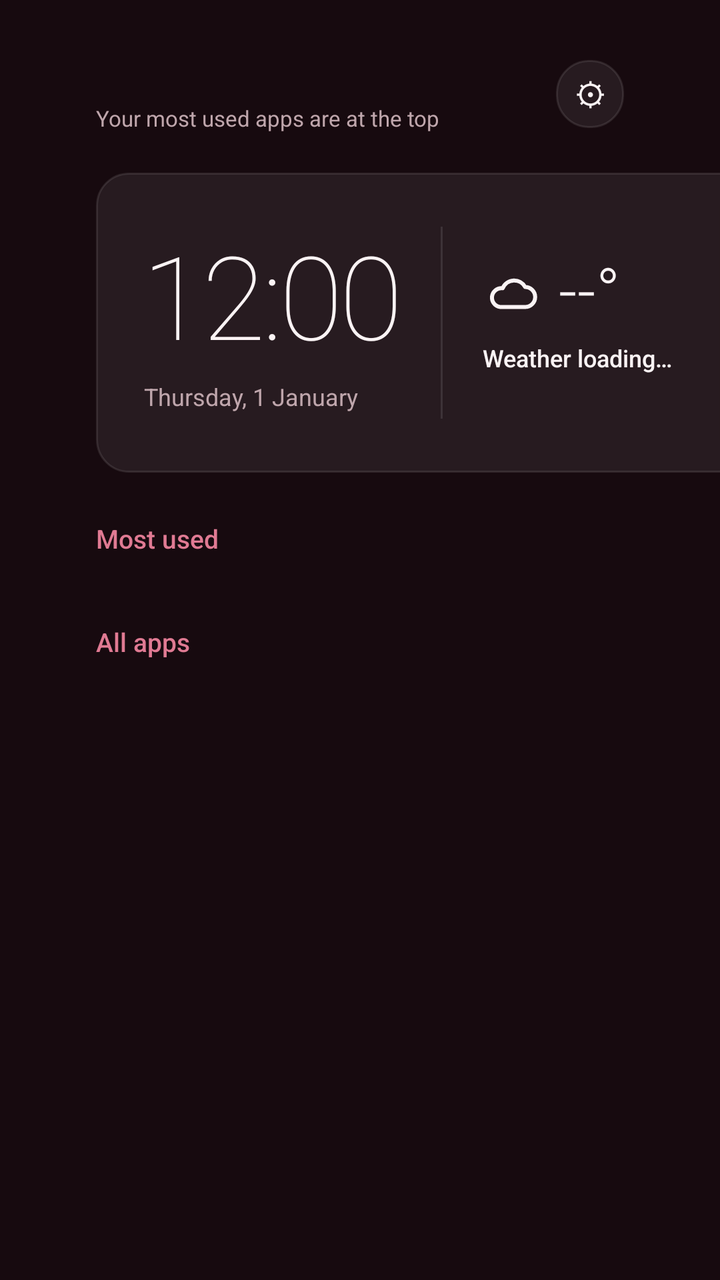
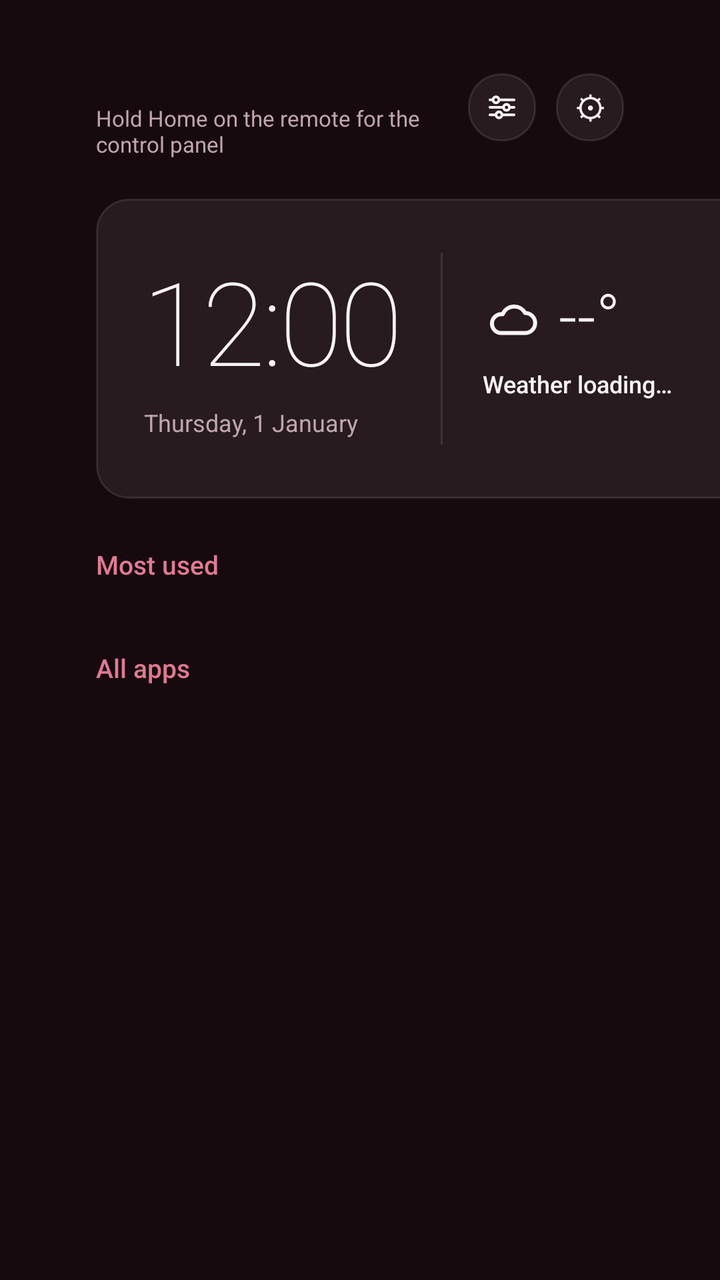

Before-and-after screenshots of an Android layout around one commit, followed by the original layout XML and the change that was made.
<!-- AndroidManifest.xml: application theme Launcher -->
<!-- res/layout/activity_main.xml -->
<?xml version="1.0" encoding="utf-8"?>
<FrameLayout xmlns:android="http://schemas.android.com/apk/res/android"
    android:layout_width="match_parent"
    android:layout_height="match_parent"
    android:background="@color/bg"
    android:clipChildren="false">

    
    <View
        android:id="@+id/glow"
        android:layout_width="640dp"
        android:layout_height="480dp"
        android:layout_gravity="top|end"
        android:layout_marginTop="-200dp"
        android:layout_marginEnd="-120dp"
        android:importantForAccessibility="no" />

    <ScrollView
        android:id="@+id/scroll"
        android:layout_width="match_parent"
        android:layout_height="match_parent"
        android:clipChildren="false"
        android:clipToPadding="false"
        android:fillViewport="true"
        android:scrollbars="none">

        <LinearLayout
            android:layout_width="match_parent"
            android:layout_height="wrap_content"
            android:clipChildren="false"
            android:clipToPadding="false"
            android:orientation="vertical"
            android:paddingStart="48dp"
            android:paddingTop="28dp"
            android:paddingEnd="48dp"
            android:paddingBottom="40dp">

            
            <LinearLayout
                android:layout_width="match_parent"
                android:layout_height="wrap_content"
                android:clipChildren="false"
                android:gravity="center_vertical"
                android:orientation="horizontal">

                <LinearLayout
                    android:layout_width="0dp"
                    android:layout_height="wrap_content"
                    android:layout_weight="1"
                    android:orientation="vertical">

                    <TextView
                        android:id="@+id/greeting"
                        android:layout_width="wrap_content"
                        android:layout_height="wrap_content"
                        android:fontFamily="sans-serif-medium"
                        android:textColor="@color/text"
                        android:textSize="16sp" />

                    <TextView
                        android:layout_width="wrap_content"
                        android:layout_height="wrap_content"
                        android:layout_marginTop="2dp"
                        android:text="@string/subtitle"
                        android:textColor="@color/muted"
                        android:textSize="11sp" />
                </LinearLayout>

                <TextView
                    android:id="@+id/settingsBtn"
                    android:layout_width="34dp"
                    android:layout_height="34dp"
                    android:background="@drawable/card"
                    android:contentDescription="@string/settings"
                    android:focusable="true"
                    android:gravity="center"
                    android:text="⚙"
                    android:textColor="@color/text"
                    android:textSize="16sp" />
            </LinearLayout>

            
            <LinearLayout
                android:layout_width="match_parent"
                android:layout_height="150dp"
                android:layout_marginTop="20dp"
                android:orientation="horizontal">

                <LinearLayout
                    android:layout_width="460dp"
                    android:layout_height="match_parent"
                    android:background="@drawable/card"
                    android:gravity="center_vertical"
                    android:orientation="horizontal"
                    android:paddingStart="24dp"
                    android:paddingEnd="22dp">

                    <LinearLayout
                        android:layout_width="wrap_content"
                        android:layout_height="wrap_content"
                        android:orientation="vertical">

                        <TextClock
                            android:layout_width="wrap_content"
                            android:layout_height="wrap_content"
                            android:fontFamily="sans-serif-thin"
                            android:format12Hour="h:mm"
                            android:format24Hour="H:mm"
                            android:includeFontPadding="false"
                            android:letterSpacing="-0.03"
                            android:textColor="@color/text"
                            android:textSize="58sp" />

                        <TextClock
                            android:layout_width="wrap_content"
                            android:layout_height="wrap_content"
                            android:layout_marginTop="6dp"
                            android:format12Hour="EEEE, d MMMM"
                            android:format24Hour="EEEE, d MMMM"
                            android:textColor="@color/muted"
                            android:textSize="12sp" />
                    </LinearLayout>

                    <View
                        android:layout_width="1dp"
                        android:layout_height="96dp"
                        android:layout_marginStart="20dp"
                        android:layout_marginEnd="20dp"
                        android:background="@color/line" />

                    <LinearLayout
                        android:id="@+id/weatherBox"
                        android:layout_width="0dp"
                        android:layout_height="wrap_content"
                        android:layout_weight="1"
                        android:orientation="vertical">

                        <LinearLayout
                            android:layout_width="wrap_content"
                            android:layout_height="wrap_content"
                            android:gravity="center_vertical"
                            android:orientation="horizontal">

                            <ImageView
                                android:id="@+id/weatherIcon"
                                android:layout_width="30dp"
                                android:layout_height="30dp"
                                android:importantForAccessibility="no"
                                android:src="@drawable/ic_cloud" />

                            <TextView
                                android:id="@+id/weatherTemp"
                                android:layout_width="wrap_content"
                                android:layout_height="wrap_content"
                                android:layout_marginStart="8dp"
                                android:fontFamily="sans-serif-light"
                                android:includeFontPadding="false"
                                android:text="--°"
                                android:textColor="@color/text"
                                android:textSize="32sp" />
                        </LinearLayout>

                        <TextView
                            android:id="@+id/weatherLabel"
                            android:layout_width="wrap_content"
                            android:layout_height="wrap_content"
                            android:layout_marginTop="6dp"
                            android:ellipsize="end"
                            android:fontFamily="sans-serif-medium"
                            android:maxLines="1"
                            android:text="@string/weather_loading"
                            android:textColor="@color/text"
                            android:textSize="12sp" />

                        <LinearLayout
                            android:id="@+id/weatherChips"
                            android:layout_width="wrap_content"
                            android:layout_height="wrap_content"
                            android:layout_marginTop="8dp"
                            android:orientation="horizontal" />
                    </LinearLayout>
                </LinearLayout>

                <FrameLayout
                    android:id="@+id/previewPanel"
                    android:layout_width="0dp"
                    android:layout_height="match_parent"
                    android:layout_marginStart="16dp"
                    android:layout_weight="1">

                    <LinearLayout
                        android:layout_width="match_parent"
                        android:layout_height="match_parent"
                        android:gravity="bottom"
                        android:orientation="vertical"
                        android:padding="22dp">

                        <TextView
                            android:id="@+id/previewName"
                            android:layout_width="wrap_content"
                            android:layout_height="wrap_content"
                            android:ellipsize="end"
                            android:fontFamily="sans-serif-black"
                            android:maxLines="1"
                            android:textColor="#FFFFFF"
                            android:textSize="30sp" />

                        <TextView
                            android:layout_width="wrap_content"
                            android:layout_height="wrap_content"
                            android:layout_marginTop="4dp"
                            android:alpha="0.85"
                            android:text="@string/open_hint"
                            android:textColor="#FFFFFF"
                            android:textSize="11sp" />
                    </LinearLayout>
                </FrameLayout>
            </LinearLayout>

            <TextView
                android:layout_width="wrap_content"
                android:layout_height="wrap_content"
                android:layout_marginTop="24dp"
                android:fontFamily="sans-serif-medium"
                android:text="@string/most_used"
                android:textColor="@color/accent"
                android:textSize="13sp" />

            <LinearLayout
                android:id="@+id/favRow"
                android:layout_width="match_parent"
                android:layout_height="wrap_content"
                android:layout_marginTop="10dp"
                android:clipChildren="false"
                android:clipToPadding="false"
                android:orientation="horizontal" />

            <TextView
                android:layout_width="wrap_content"
                android:layout_height="wrap_content"
                android:layout_marginTop="24dp"
                android:fontFamily="sans-serif-medium"
                android:text="@string/all_apps"
                android:textColor="@color/accent"
                android:textSize="13sp" />

            <GridLayout
                android:id="@+id/grid"
                android:layout_width="match_parent"
                android:layout_height="wrap_content"
                android:layout_marginTop="10dp"
                android:clipChildren="false"
                android:clipToPadding="false"
                android:columnCount="8"
                android:useDefaultMargins="false" />
        </LinearLayout>
    </ScrollView>
</FrameLayout>
<!-- resources referenced by this layout -->
<resources>
  <color name="accent">#E07A93</color>
  <color name="bg">#170A0F</color>
  <color name="line">#1AFFFFFF</color>
  <color name="muted">#BFA6AC</color>
  <color name="text">#FAF3F4</color>
  <!-- drawable card (drawable) -->
  <?xml version="1.0" encoding="utf-8"?>
  <shape xmlns:android="http://schemas.android.com/apk/res/android" android:shape="rectangle">
      <solid android:color="@color/surface" />
      <stroke android:width="1dp" android:color="@color/line" />
      <corners android:radius="16dp" />
  </shape>
  <!-- drawable ic_cloud (drawable) -->
  <?xml version="1.0" encoding="utf-8"?>
  <vector xmlns:android="http://schemas.android.com/apk/res/android"
      android:width="24dp"
      android:height="24dp"
      android:viewportWidth="24"
      android:viewportHeight="24">
      <path android:fillColor="#00000000" android:strokeColor="#FAF3F4" android:strokeWidth="1.6" android:strokeLineCap="round" android:strokeLineJoin="round" android:pathData="M7,18L17,18A4,4 0 0,0 17,10A5,5 0 0,0 8,10.5A3.75,3.75 0 0,0 7,18Z" />
  </vector>
  <string name="all_apps">All apps</string>
  <string name="most_used">Most used</string>
  <string name="open_hint">Press OK to open · Hold OK for options</string>
  <string name="settings">Settings</string>
  <string name="subtitle">Your most used apps are at the top</string>
  <string name="weather_loading">Weather loading…</string>
  <style name="Launcher" parent="@android:style/Theme.DeviceDefault.NoActionBar">
          <item name="android:windowBackground">@color/bg</item>
          <item name="android:windowNoTitle">true</item>
          <item name="android:windowFullscreen">true</item>
          <item name="android:windowShowWallpaper">false</item>
          <item name="android:colorAccent">@color/accent</item>
      </style>
  <color name="surface">#12FFFFFF</color>
</resources>

<!-- the commit's change to res/layout/activity_main.xml (unified diff, before → after) -->
@@ -65,6 +65,17 @@
                         android:textColor="@color/muted"
                         android:textSize="11sp" />
                 </LinearLayout>
+
+                <ImageView
+                    android:id="@+id/panelBtn"
+                    android:layout_width="34dp"
+                    android:layout_height="34dp"
+                    android:layout_marginEnd="10dp"
+                    android:background="@drawable/card"
+                    android:contentDescription="@string/control_panel"
+                    android:focusable="true"
+                    android:padding="8dp"
+                    android:src="@drawable/ic_panel" />
 
                 <TextView
                     android:id="@+id/settingsBtn"
<!-- resource entries referenced after the edit -->
@@ -21,11 +21,22 @@
       android:viewportHeight="24">
       <path android:fillColor="#00000000" android:strokeColor="#FAF3F4" android:strokeWidth="1.6" android:strokeLineCap="round" android:strokeLineJoin="round" android:pathData="M7,18L17,18A4,4 0 0,0 17,10A5,5 0 0,0 8,10.5A3.75,3.75 0 0,0 7,18Z" />
   </vector>
+  <!-- drawable ic_panel (drawable) -->
+  <?xml version="1.0" encoding="utf-8"?>
+  <vector xmlns:android="http://schemas.android.com/apk/res/android"
+      android:width="24dp"
+      android:height="24dp"
+      android:viewportWidth="24"
+      android:viewportHeight="24">
+      <path android:fillColor="#00000000" android:strokeColor="#FAF3F4" android:strokeWidth="1.8" android:strokeLineCap="round" android:strokeLineJoin="round" android:pathData="M4,7L20,7M4,12L20,12M4,17L20,17" />
+      <path android:fillColor="#24121A" android:strokeColor="#FAF3F4" android:strokeWidth="1.8" android:pathData="M6,7a2,2 0 1,0 4,0a2,2 0 1,0 -4,0ZM13,12a2,2 0 1,0 4,0a2,2 0 1,0 -4,0ZM8,17a2,2 0 1,0 4,0a2,2 0 1,0 -4,0Z" />
+  </vector>
   <string name="all_apps">All apps</string>
+  <string name="control_panel">Control panel</string>
   <string name="most_used">Most used</string>
   <string name="open_hint">Press OK to open · Hold OK for options</string>
   <string name="settings">Settings</string>
-  <string name="subtitle">Your most used apps are at the top</string>
+  <string name="subtitle">Hold Home on the remote for the control panel</string>
   <string name="weather_loading">Weather loading…</string>
   <style name="Launcher" parent="@android:style/Theme.DeviceDefault.NoActionBar">
           <item name="android:windowBackground">@color/bg</item>
